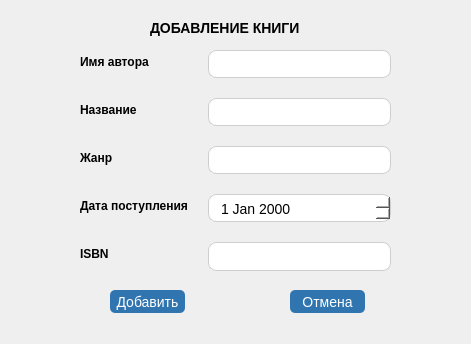
This is adding_book/add_book.ui in vladislavvasyukov/library as Qt 5 draws it before an edit. The edited form follows.
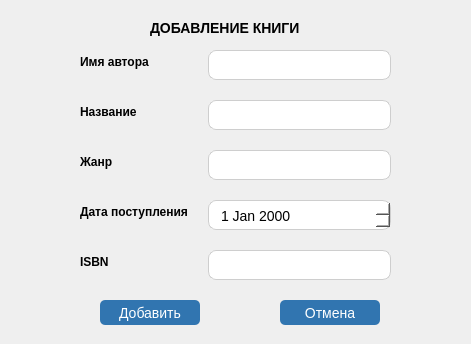
This is the edited form.

```diff
--- a/adding_book/add_book.ui
+++ b/adding_book/add_book.ui
@@ -15,29 +15,51 @@
   </property>
   <property name="styleSheet">
    <string notr="true">#cancel_additing_book {
-	background-color: #3175b0;
+	color: #fff;
+	text-decoration: none; 
+	background-color: rgb(49, 117, 176);
+	font-size: 14px;
+	border-radius: 5px;
 }
-</string>
+
+#cancel_additing_book:hover {
+	background-color: rgb(65, 158, 234);
+}
+
+#cancel_additing_book:pressed {
+	background-color: rgb(26, 64, 95);
+}
+
+#add_book_in_library {
+	color: #fff;
+	text-decoration: none; 
+	background-color: rgb(49, 117, 176);
+	font-size: 14px;
+	border-radius: 5px;
+}
+
+#add_book_in_library:hover {
+	background-color: rgb(65, 158, 234);
+}
+
+#add_book_in_library:pressed {
+	background-color: rgb(26, 64, 95);
+}</string>
   </property>
   <widget class="QPushButton" name="add_book_in_library">
    <property name="geometry">
     <rect>
-     <x>110</x>
-     <y>290</y>
-     <width>75</width>
-     <height>23</height>
+     <x>100</x>
+     <y>300</y>
+     <width>100</width>
+     <height>25</height>
     </rect>
    </property>
    <property name="cursor">
     <cursorShape>PointingHandCursor</cursorShape>
    </property>
    <property name="styleSheet">
-    <string notr="true">color: #fff;
-text-decoration: none; 
-background-color: #3175b0;
-font-size: 14px;
-border-radius: 5px;
-</string>
+    <string notr="true"/>
    </property>
    <property name="text">
     <string>Добавить</string>
@@ -46,21 +68,17 @@
   <widget class="QPushButton" name="cancel_additing_book">
    <property name="geometry">
     <rect>
-     <x>290</x>
-     <y>290</y>
-     <width>75</width>
-     <height>23</height>
+     <x>280</x>
+     <y>300</y>
+     <width>100</width>
+     <height>25</height>
     </rect>
    </property>
    <property name="cursor">
     <cursorShape>PointingHandCursor</cursorShape>
    </property>
    <property name="styleSheet">
-    <string notr="true">color: #fff;
-text-decoration: none; 
-
-font-size: 14px;
-border-radius: 5px;</string>
+    <string notr="true"/>
    </property>
    <property name="text">
     <string>Отмена</string>
@@ -72,7 +90,7 @@
      <x>80</x>
      <y>50</y>
      <width>311</width>
-     <height>221</height>
+     <height>237</height>
     </rect>
    </property>
    <layout class="QFormLayout" name="formLayout_2">
```
Left out of the diff: 2 changed lines with no effect on the pictures.
